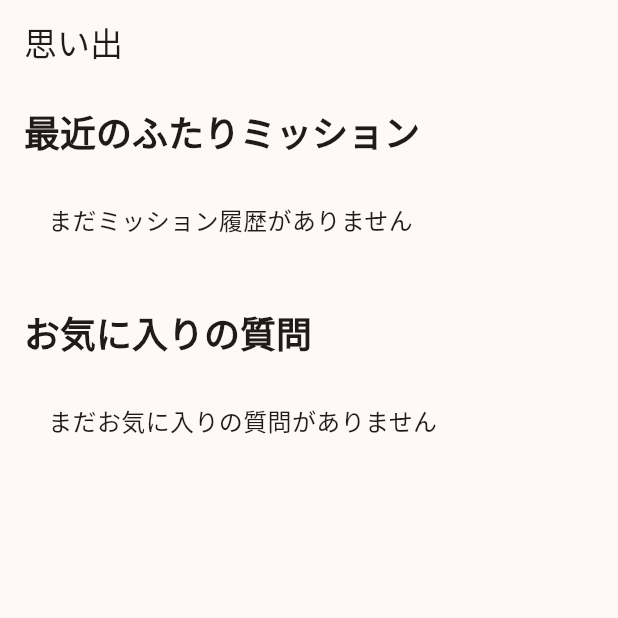
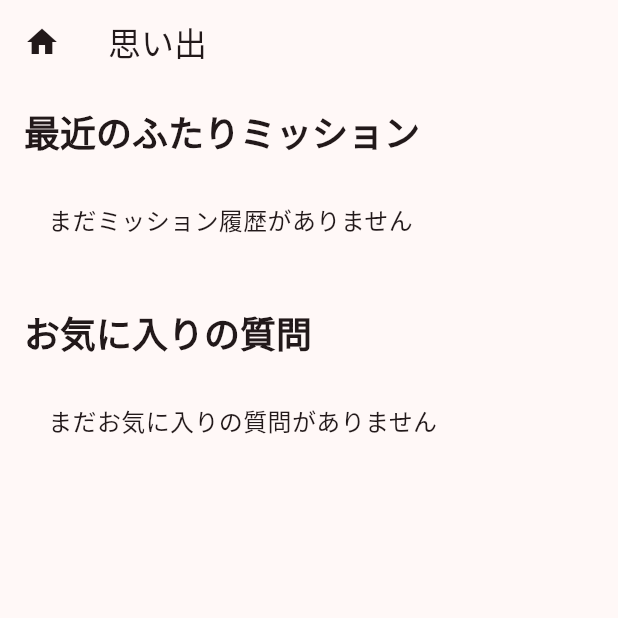
Before and after one commit to sk-dali/dev-app, a Flutter app: the HistoryScreen screen opened by its route, on a phone screen of 412 x 824 dp, the top half of it. Run offline on Flutter 3.47's test engine with Material 3 defaults, Android fonts, the phone set to English and light mode, and no system bars; our stand-ins replace flutter_riverpod, go_router, shared_preferences; accounts and stored records are empty.

Commit message:
leadingプロパティにホームアイコンボタンを追加

```diff
--- a/pairplay/lib/features/history/presentation/history_screen.dart
+++ b/pairplay/lib/features/history/presentation/history_screen.dart
@@ -1,5 +1,6 @@
 import 'package:flutter/material.dart';
 import 'package:flutter_riverpod/flutter_riverpod.dart';
+import 'package:go_router/go_router.dart';
 import '../../../core/widgets/app_card.dart';
 import '../../../features/history/domain/history_service.dart';
 import '../../../shared/services/local_storage_service.dart';
@@ -22,6 +23,12 @@ class _HistoryScreenState extends ConsumerState<HistoryScreen> {
 
     return Scaffold(
       appBar: AppBar(
+        leading: IconButton(
+          icon: const Icon(Icons.home),
+          tooltip: 'ホーム',
+          onPressed: () => context.go('/'),
+        ),
+        automaticallyImplyLeading: false,
         title: const Text('思い出'),
       ),
       body: SafeArea(
--- a/pairplay/lib/features/mission/presentation/mission_category_screen.dart
+++ b/pairplay/lib/features/mission/presentation/mission_category_screen.dart
@@ -16,6 +16,12 @@ class MissionCategoryScreen extends StatelessWidget {
   Widget build(BuildContext context) {
     return Scaffold(
       appBar: AppBar(
+        leading: IconButton(
+          icon: const Icon(Icons.home),
+          tooltip: 'ホーム',
+          onPressed: () => context.go('/'),
+        ),
+        automaticallyImplyLeading: false,
         title: const Text('ふたりミッション'),
       ),
       body: SafeArea(
--- a/pairplay/lib/features/mission/presentation/mission_play_screen.dart
+++ b/pairplay/lib/features/mission/presentation/mission_play_screen.dart
@@ -131,6 +131,12 @@ class _MissionPlayScreenState extends ConsumerState<MissionPlayScreen> {
 
     return Scaffold(
       appBar: AppBar(
+        leading: IconButton(
+          icon: const Icon(Icons.home),
+          tooltip: 'ホーム',
+          onPressed: () => context.go('/'),
+        ),
+        automaticallyImplyLeading: false,
         title: Text('${widget.category}のミッション'),
       ),
       body: SafeArea(
--- a/pairplay/lib/features/talk/presentation/talk_screen.dart
+++ b/pairplay/lib/features/talk/presentation/talk_screen.dart
@@ -30,6 +30,12 @@ class _TalkScreenState extends ConsumerState<TalkScreen> {
 
     return Scaffold(
       appBar: AppBar(
+        leading: IconButton(
+          icon: const Icon(Icons.home),
+          tooltip: 'ホーム',
+          onPressed: () => context.go('/'),
+        ),
+        automaticallyImplyLeading: false,
         title: const Text('ふたりトーク'),
         actions: [
           IconButton(
```
